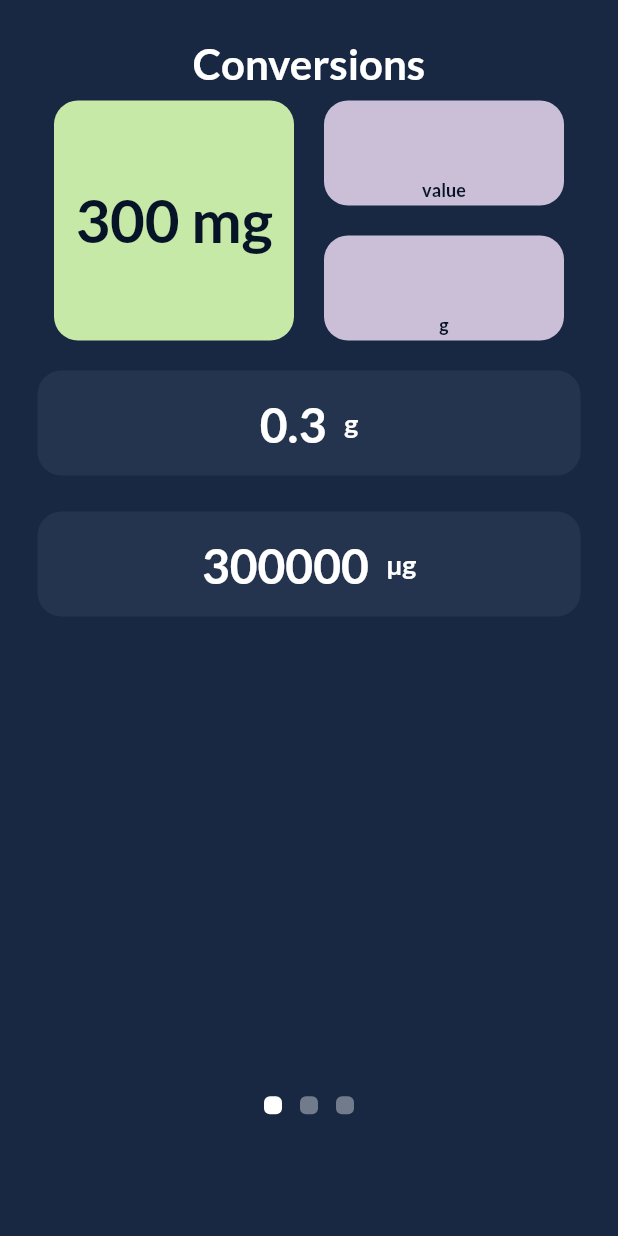
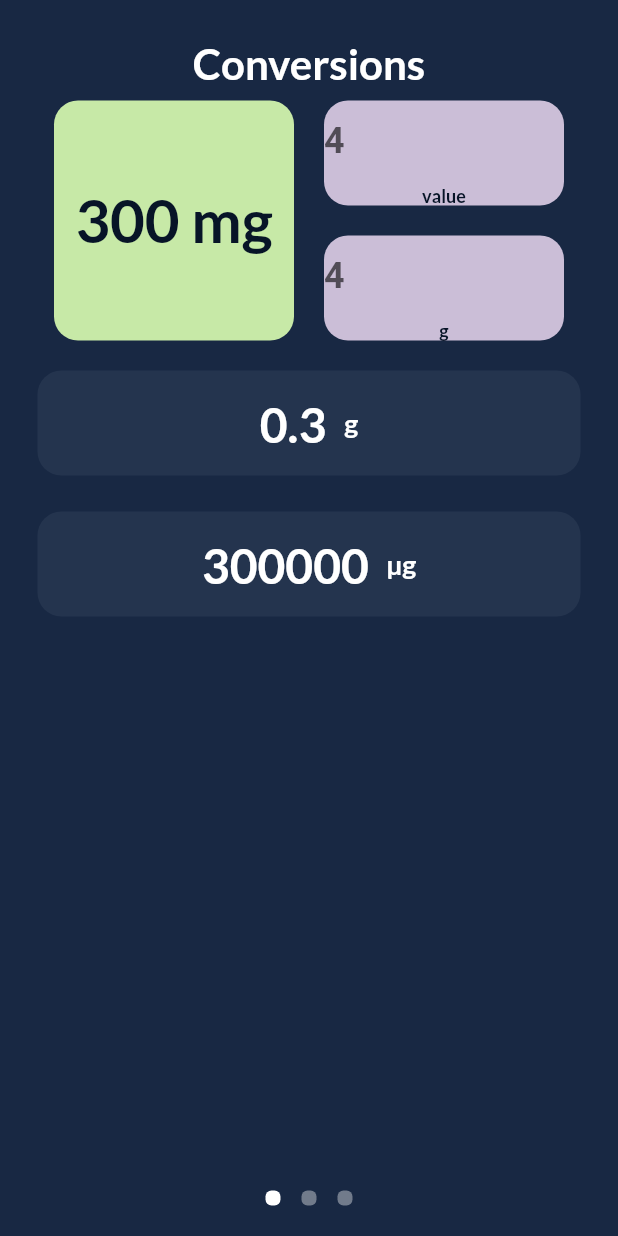
Before and after one commit to Daru233/pharm_calc, a Flutter app: the PharmCalc screen opened directly, on a phone screen of 412 x 824 dp. Run offline on Flutter 3.47's test engine with Material 2 defaults, Android fonts, the phone set to English and light mode, and no system bars; drawn by our look-alikes of smooth_page_indicator; our stand-ins replace flutter_redux, google_fonts, redux.

Commit message:
refactored, started connecting redux to pharm calc conversion

```diff
--- /dev/null
+++ b/lib/PharmCalc.dart
@@ -0,0 +1,79 @@
+import 'package:flutter/material.dart';
+import 'package:pharm_calc/redux/reduxActions.dart';
+import 'package:pharm_calc/redux/app_state.dart';
+import 'package:pharm_calc/redux/reducer.dart';
+import 'package:pharm_calc/root_pages/calculations.dart';
+import 'package:pharm_calc/root_pages/dilutions.dart';
+import 'package:pharm_calc/root_pages/formulations.dart';
+import 'package:smooth_page_indicator/smooth_page_indicator.dart';
+import 'package:flutter_redux/flutter_redux.dart';
+import 'package:redux/redux.dart';
+
+
+class PharmCalc extends StatefulWidget {
+
+  const PharmCalc({Key? key}) : super(key: key);
+
+  @override
+  State<PharmCalc> createState() => _PharmCalcState();
+}
+
+class _PharmCalcState extends State<PharmCalc> {
+
+  final Store<AppState> _store = Store<AppState>(
+    IncrementByOneReducer,
+    initialState: const AppState(
+      counter: 0,
+      conversionValue: 1,
+      metricUnitsValue: MetricUnits.GRAM,
+    ),
+  );
+
+  PageController _controller = PageController();
+
+  @override
+  Widget build(BuildContext context) {
+    return GestureDetector(
+      onTap: () => FocusManager.instance.primaryFocus?.unfocus(),
+      child: Scaffold(
+          resizeToAvoidBottomInset: false,
+          body: StoreProvider(
+            store: _store,
+            child: Stack(
+              children: [
+                PageView(
+                  controller: _controller,
+                  children: [
+                    Dilutions(),
+                    Calculations(),
+                    Formulations(),
+                  ],
+                ),
+                smoothPageIndicator(),
+              ],
+            ),
+          )
+      ),
+    );
+  }
+
+  Container smoothPageIndicator() {
+    return Container(
+      alignment: Alignment(0, 0.95),
+      child: SmoothPageIndicator(
+        controller: _controller,
+        count: 3,
+        effect:  SlideEffect(
+          spacing:  14.0,
+          radius:  4.0,
+          dotWidth:  10.0,
+          dotHeight:  10.0,
+          paintStyle:  PaintingStyle.fill,
+          strokeWidth:  2,
+          dotColor:  Colors.white38,
+          activeDotColor:  Colors.white,
+        ),
+      ),
+    );
+  }
+}
--- a/lib/main.dart
+++ b/lib/main.dart
@@ -1,4 +1,5 @@
 import 'package:flutter/material.dart';
+import 'package:pharm_calc/PharmCalc.dart';
 import 'package:pharm_calc/redux/reduxActions.dart';
 import 'package:pharm_calc/redux/app_state.dart';
 import 'package:pharm_calc/redux/reducer.dart';
@@ -10,8 +11,9 @@ import 'package:flutter_redux/flutter_redux.dart';
 import 'package:redux/redux.dart';
 
 void main() {
-  runApp(FlutterReduxApp(
-    title: 'Flutter Redux Demo',
+  runApp(MaterialApp(
+    debugShowCheckedModeBanner: false,
+    home: PharmCalc(),
   ));
 }
 
@@ -98,85 +100,3 @@ class FlutterReduxApp extends StatelessWidget {
     );
   }
 }
-
-
-
-
-
-
-
-
-
-
-
-
-
-
-
-
-
-
-
-
-
-
-
-
-
-
-class PharmCalc extends StatefulWidget {
-  const PharmCalc({Key? key}) : super(key: key);
-
-  @override
-  State<PharmCalc> createState() => _PharmCalcState();
-}
-
-class _PharmCalcState extends State<PharmCalc> {
-
-  double left = 35.0;
-  double right = 35.0;
-  double top = 40.0;
-  double bottom = 0.0;
-
-  PageController _controller = PageController();
-
-  @override
-  Widget build(BuildContext context) {
-    return GestureDetector(
-      onTap: () => FocusManager.instance.primaryFocus?.unfocus(),
-      child: Scaffold(
-        resizeToAvoidBottomInset: false,
-        body: Stack(
-          children: [
-            PageView(
-              controller: _controller,
-              children: [
-                Dilutions(),
-                Calculations(),
-                Formulations(),
-              ],
-            ),
-
-            Container(
-              alignment: Alignment(0, 0.8),
-              child: SmoothPageIndicator(
-                  controller: _controller,
-                  count: 3,
-                  effect:  SlideEffect(
-                      spacing:  12.0,
-                      radius:  4.0,
-                      dotWidth:  12.0,
-                      dotHeight:  12.0,
-                      paintStyle:  PaintingStyle.fill,
-                      strokeWidth:  2,
-                      dotColor:  Colors.white38,
-                      activeDotColor:  Colors.white,
-                  ),
-              ),
-            ),
-          ],
-        )
-      ),
-    );
-  }
-}
--- a/lib/redux/app_state.dart
+++ b/lib/redux/app_state.dart
@@ -1,11 +1,17 @@
 import 'package:flutter/cupertino.dart';
+import 'package:pharm_calc/redux/reduxActions.dart';
 
 @immutable
 class AppState {
   final int counter;
+  final double conversionValue;
+  final MetricUnits metricUnitsValue;
+
 
   const AppState({
-    this.counter = 0
+    this.counter = 0,
+    this.conversionValue = 1.0,
+    this.metricUnitsValue = MetricUnits.GRAM,
   });
 }
 
--- a/lib/redux/reducer.dart
+++ b/lib/redux/reducer.dart
@@ -2,6 +2,14 @@ import 'package:pharm_calc/redux/reduxActions.dart';
 import 'package:pharm_calc/redux/app_state.dart';
 
 AppState IncrementByOneReducer(AppState state, dynamic action) {
+
+  if(action is SetConversionValue){
+    return AppState(conversionValue: action.setConversionValue);
+  }
+
+  if(action is SetMetricUnitsValue){
+    return AppState(metricUnitsValue: action.setConversionValue);
+  }
 
   if(action is IncrementByOne){
     return AppState(counter: state.counter + 1);
--- a/lib/redux/reduxActions.dart
+++ b/lib/redux/reduxActions.dart
@@ -1,4 +1,31 @@
 import 'package:flutter/cupertino.dart';
+
+enum MetricUnits {
+  KILOGRAM,
+  GRAM,
+  MILLIGRAM,
+  MICROGRAM,
+  NANOGRAM,
+  PICOGRAM,
+}
+
+@immutable
+class SetConversionValue {
+  final double setConversionValue;
+
+  const SetConversionValue({
+    required this.setConversionValue,
+  });
+}
+
+@immutable
+class SetMetricUnitsValue {
+  final MetricUnits setConversionValue;
+
+  const SetMetricUnitsValue({
+    required this.setConversionValue,
+  });
+}
 
 @immutable
 class IncrementByOne {
@@ -10,7 +37,6 @@ class DecrementByOne {
   final int updatedCounter = 1;
 }
 
-
 @immutable
 class SetCount {
   final int setValue;
--- a/lib/root_pages/common/CardSmall.dart
+++ b/lib/root_pages/common/CardSmall.dart
@@ -50,6 +50,7 @@ class _CardSmallState extends State<CardSmall> {
               fontWeight: FontWeight.bold,
             ),
             decoration: InputDecoration(
+              labelText: '4',
               contentPadding: EdgeInsets.only(top: 6),
               border: InputBorder.none,
               focusedBorder: InputBorder.none,
```
